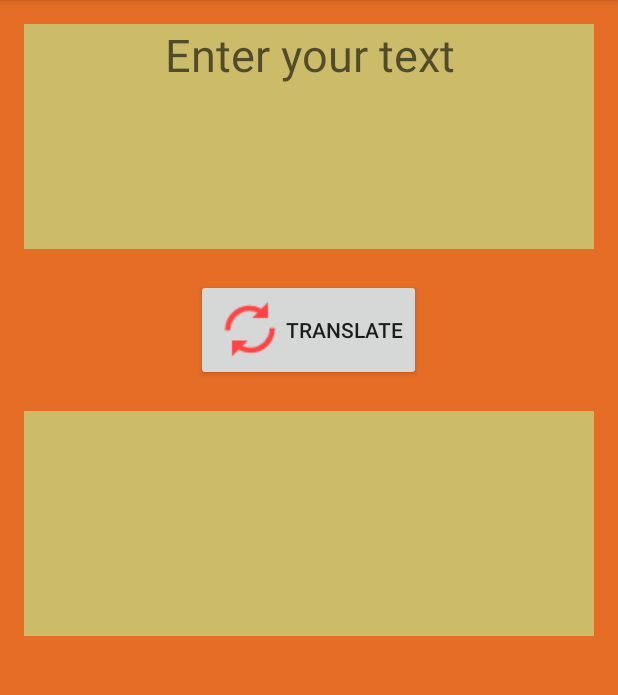
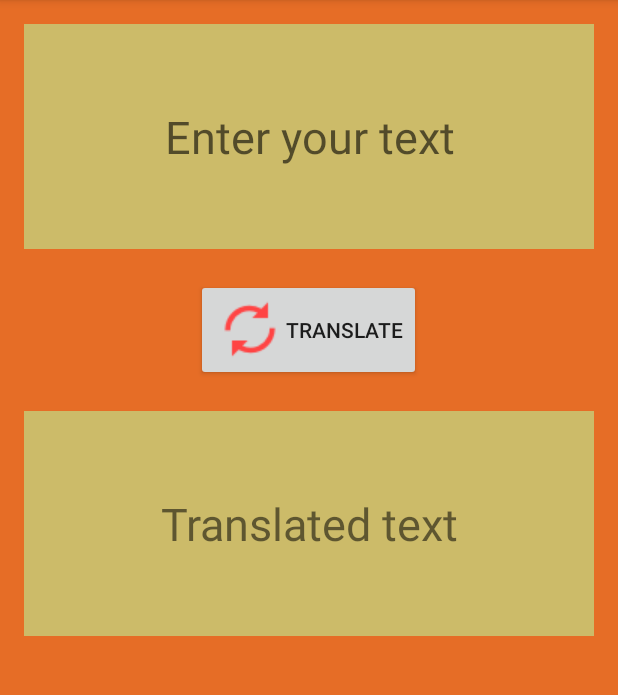
Before and after one commit to domnichvv/Translator, an Android app: the screen it shows after launch (MainActivity), on a phone screen of 412 x 824 dp, the part 84-779 px from its top. Run offline under Robolectric (Android 15) with nearby library versions, the phone set to English and light mode, and no system bars.

```diff
--- a/app/build.gradle
+++ b/app/build.gradle
@@ -26,4 +26,7 @@ dependencies {
     })
     compile 'com.android.support:appcompat-v7:25.1.0'
     testCompile 'junit:junit:4.12'
+    compile 'com.squareup.retrofit2:retrofit:2.1.0'
+    compile 'com.squareup.retrofit2:converter-gson:2.1.0'
+    compile 'com.google.code.gson:gson:2.5'
 }
--- a/app/src/main/AndroidManifest.xml
+++ b/app/src/main/AndroidManifest.xml
@@ -1,6 +1,8 @@
 <?xml version="1.0" encoding="utf-8"?>
 <manifest xmlns:android="http://schemas.android.com/apk/res/android"
     package="com.domnich.vlad.translator">
+
+    <uses-permission android:name="android.permission.INTERNET"></uses-permission>
 
     <application
         android:allowBackup="true"
--- a/app/src/main/res/layout/main_layout.xml
+++ b/app/src/main/res/layout/main_layout.xml
@@ -15,7 +15,7 @@
         android:id="@+id/edTextEng"
         android:hint="@string/edTextEng"
         android:textSize="30dp"
-        android:gravity="center_horizontal"
+        android:gravity="center_horizontal|center_vertical"
         android:background="@color/edTextColor"
         android:layout_width="match_parent"
         android:layout_height="150dp"
@@ -30,11 +30,14 @@
         android:layout_width="wrap_content"
         android:layout_height="wrap_content"
         />
-    <EditText
-        android:id="@+id/edTextRus"
+    <TextView
+        android:id="@+id/textRus"
+        android:text="@string/textRus"
+        android:textSize="30dp"
+        android:layout_marginTop="20dp"
         android:layout_below="@id/buttonTranslate"
-        android:layout_marginTop="20dp"
         android:background="@color/edTextColor"
+        android:gravity="center_horizontal|center_vertical"
         android:layout_width="match_parent"
         android:layout_height="150dp"
         />
--- a/app/src/main/res/values/strings.xml
+++ b/app/src/main/res/values/strings.xml
@@ -2,4 +2,5 @@
     <string name="app_name">Translator</string>
     <string name="edTextEng">Enter your text</string>
     <string name="buttonTranslate">Translate</string>
+    <string name="textRus">Translated text</string>
 </resources>
```
